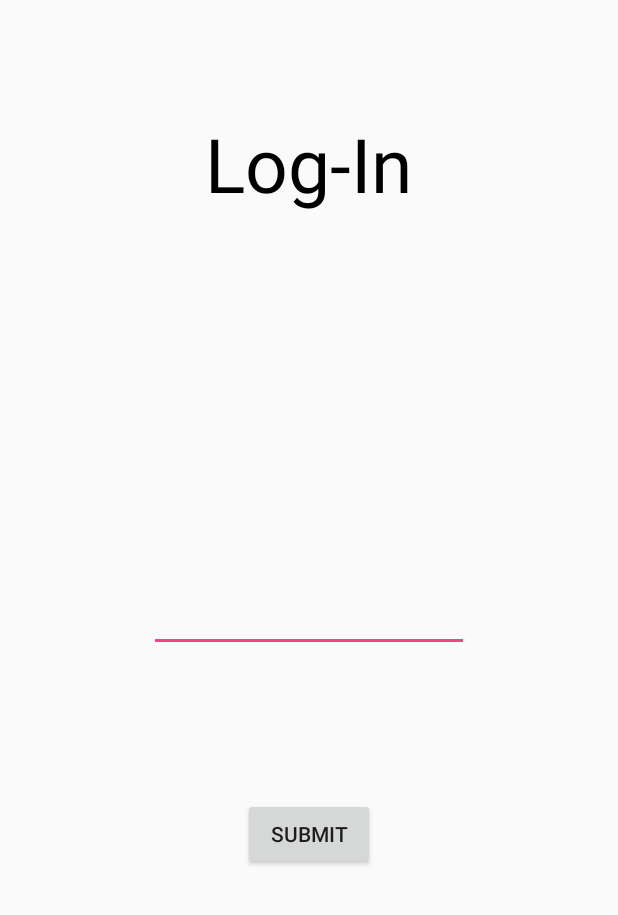
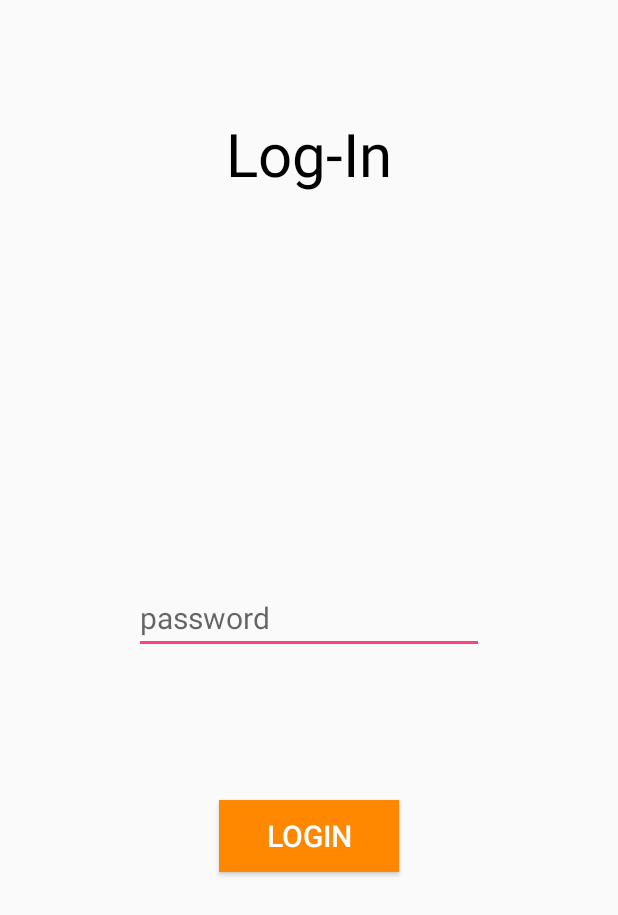
Before and after one commit to kaewkp/Project_Diary, an Android app: the confirmPassword screen opened directly, with no data from a screen before it, on a phone screen of 412 x 824 dp. Shown: the top 915 px of the screen. Run offline under Robolectric (Android 15) with nearby library versions, the phone set to English and light mode, and no system bars.

Commit message:
commit pass manager ,login

```diff
--- a/app/src/main/res/layout/login.xml
+++ b/app/src/main/res/layout/login.xml
@@ -17,7 +17,7 @@
         android:layout_marginTop="59dp"
         android:text="Log-In"
         android:textColor="@android:color/black"
-        android:textSize="50sp"
+        android:textSize="40sp"
         android:layout_alignParentTop="true"
         android:layout_centerHorizontal="true" />
 
@@ -30,16 +30,22 @@
         android:ems="10"
         android:layout_centerVertical="true"
         android:layout_centerHorizontal="true"
-        android:id="@+id/password" />
+        android:id="@+id/password"
+        android:textColorLink="#ff8800"
+        android:hint="password"
+        android:textSize="20dp" />
 
     <Button
-        android:text="Submit"
-        android:layout_width="wrap_content"
+        android:text="LOGIN"
+        android:layout_width="120dp"
         android:layout_height="wrap_content"
         android:layout_below="@+id/password"
         android:layout_centerHorizontal="true"
         android:layout_marginTop="97dp"
-        android:id="@+id/submit" />
+        android:id="@+id/submit"
+        android:background="#ff8800"
+        android:textColor="@android:color/white"
+        android:textSize="20sp" />
 
 
 </RelativeLayout>
--- a/app/src/main/res/values/colors.xml
+++ b/app/src/main/res/values/colors.xml
@@ -1,6 +1,6 @@
 <?xml version="1.0" encoding="utf-8"?>
 <resources>
-    <color name="colorPrimary">#3F51B5</color>
+    <color name="colorPrimary">#ff8800</color>
     <color name="colorPrimaryDark">#303F9F</color>
     <color name="colorAccent">#FF4081</color>
 </resources>
```
Also changed, not shown: app/src/main/res/layout/activity_password_manager.xml (+6 -6 lines).
